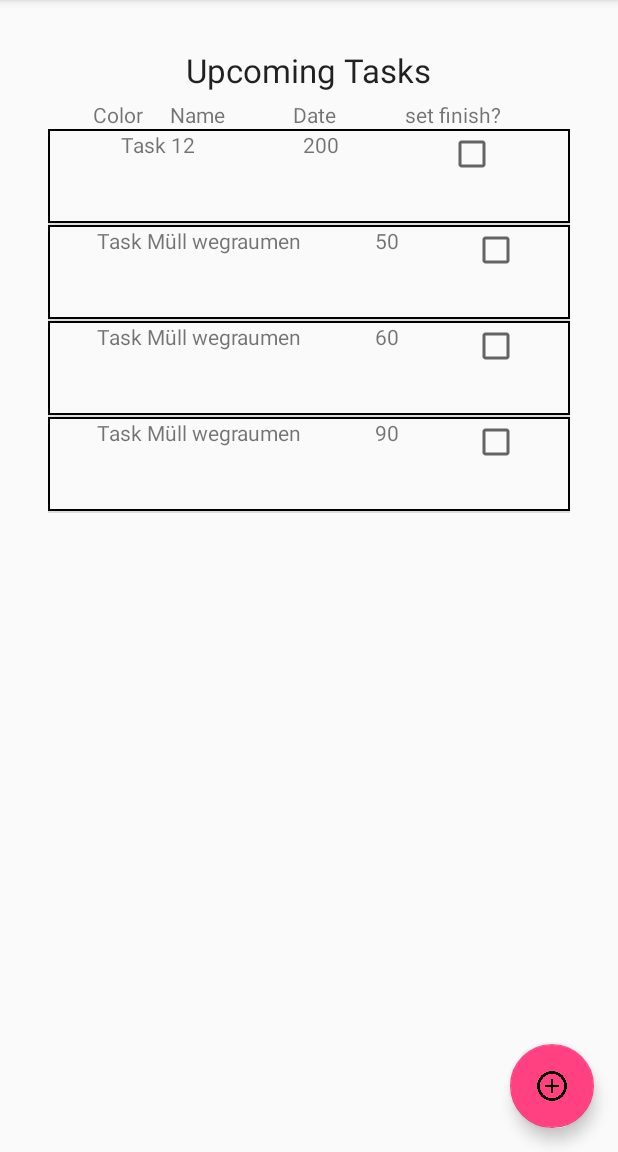
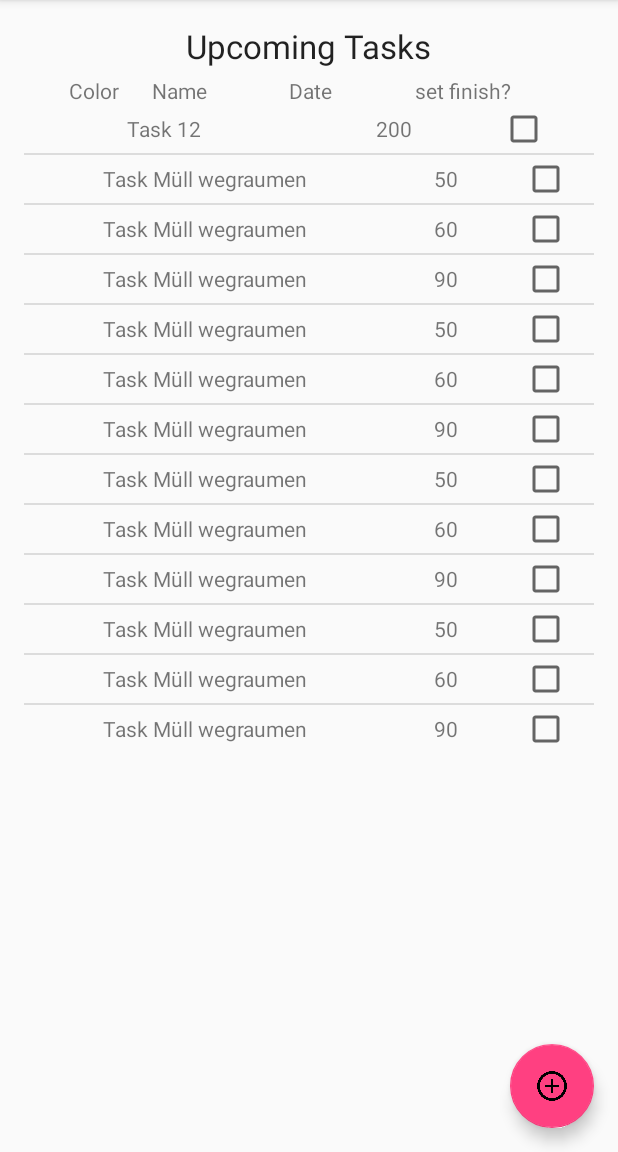
Before and after one commit to NudelSquad/NudelCalendar, an Android app: the screen it shows after launch (MainActivity), in the side drawer, after a tap on "Task Board", on a phone screen of 412 x 824 dp, the part 84-1236 px from its top. Run offline under Robolectric (Android 15) with nearby library versions, the phone set to English and light mode, and no system bars; 5 statements that could not run were skipped.

Commit message:
[BW;CW]click listener added and item row changed

```diff
--- a/app/src/main/java/nudelsquad/nudelcalendar/TaskBoard.java
+++ b/app/src/main/java/nudelsquad/nudelcalendar/TaskBoard.java
@@ -1,57 +1,90 @@
 package nudelsquad.nudelcalendar;
 
 
+import android.content.Context;
+import android.content.Intent;
 import android.graphics.Color;
 import android.os.Bundle;
 import android.support.annotation.Nullable;
+import android.util.Log;
 import android.view.LayoutInflater;
 import android.view.View;
 import android.view.ViewGroup;
+import android.widget.AdapterView;
 import android.widget.ArrayAdapter;
 import android.widget.ListView;
 import android.widget.TextView;
 import android.support.v4.app.Fragment;
+import android.widget.Toast;
 
 import java.util.ArrayList;
 import java.util.List;
+import java.util.zip.Inflater;
 
 /**
  * Created by waser2 on 27.04.2016.
  */
-public class TaskBoard extends Fragment{
-ListView taskboardview;
+public class TaskBoard extends Fragment {
+    ListView taskboardview;
 
 
     @Nullable
     @Override
-    public View onCreateView(LayoutInflater inflater, ViewGroup container, Bundle savedInstanceState) {
+    public View onCreateView(final LayoutInflater inflater, ViewGroup container, Bundle savedInstanceState) {
 
 
-        View rootView = inflater.inflate(R.layout.activity_taskboard,container,false);
+        View rootView = inflater.inflate(R.layout.activity_taskboard, container, false);
         Bundle args = getArguments();
-        taskboardview = (ListView)rootView.findViewById(R.id.taskboard_list);
+        taskboardview = (ListView) rootView.findViewById(R.id.taskboard_list);
         List<Task> tasklist = new ArrayList<Task>();
         tasklist.add(new Task("Task 12", 200, "ho"));
-        tasklist.add(new Task("Task Müll wegraumen",50, "Notes bitte nicht vergessen..."));
-        tasklist.add(new Task("Task Müll wegraumen",60, "Notes bitte nicht vergessen..."));
-        tasklist.add(new Task("Task Müll wegraumen",90, "NoteBLABLABLBABALBALBALBen..."));
+        tasklist.add(new Task("Task Müll wegraumen", 50, "Notes bitte nicht vergessen..."));
+        tasklist.add(new Task("Task Müll wegraumen", 60, "Notes bitte nicht vergessen..."));
+        tasklist.add(new Task("Task Müll wegraumen", 90, "NoteBLABLABLBABALBALBALBen..."));
+        tasklist.add(new Task("Task Müll wegraumen", 50, "Notes bitte nicht vergessen..."));
+        tasklist.add(new Task("Task Müll wegraumen", 60, "Notes bitte nicht vergessen..."));
+        tasklist.add(new Task("Task Müll wegraumen", 90, "NoteBLABLABLBABALBALBALBen..."));
+        tasklist.add(new Task("Task Müll wegraumen", 50, "Notes bitte nicht vergessen..."));
+        tasklist.add(new Task("Task Müll wegraumen", 60, "Notes bitte nicht vergessen..."));
+        tasklist.add(new Task("Task Müll wegraumen", 90, "NoteBLABLABLBABALBALBALBen..."));
+        tasklist.add(new Task("Task Müll wegraumen", 50, "Notes bitte nicht vergessen..."));
+        tasklist.add(new Task("Task Müll wegraumen", 60, "Notes bitte nicht vergessen..."));
+        tasklist.add(new Task("Task Müll wegraumen", 90, "NoteBLABLABLBABALBALBALBen..."));
 
-      //  String[] test = new String[]{"23","44","55"};
+        //  String[] test = new String[]{"23","44","55"};
 
 
         TaskBoardAdapter adapter = new TaskBoardAdapter(rootView.getContext(), tasklist);
 
-        ListView listView = (ListView) rootView.findViewById(R.id.taskboard_list);
+        final ListView listView = (ListView) rootView.findViewById(R.id.taskboard_list);
         listView.setAdapter(adapter);
 
-        TextView txTaskHeader = (TextView)rootView.findViewById(R.id.txTasks);
 
+        listView.setOnItemLongClickListener(new AdapterView.OnItemLongClickListener() {
+            @Override
+            public boolean onItemLongClick(AdapterView<?> parent, View view, int position, long id) {
+                Object item = listView.getAdapter().getItem(position);
+                TextView description = (TextView) view.findViewById(R.id.txt_descpriton);
 
+                int visibility = description.getVisibility();
+                if (visibility == View.GONE)
+                    description.setVisibility(View.VISIBLE);
+                else
+                    description.setVisibility(View.GONE);
+
+                return true;
+            }
+        });
+
+        listView.setOnItemClickListener(new AdapterView.OnItemClickListener() {
+            @Override
+            public void onItemClick(AdapterView<?> parent, View view, int position, long id) {
+                Toast.makeText(getContext(), "Link click", Toast.LENGTH_LONG).show();
+            }
+        });
 
         return rootView;
 
 
-
-
     }
 }
--- a/app/src/main/res/layout/activity_taskboard.xml
+++ b/app/src/main/res/layout/activity_taskboard.xml
@@ -3,10 +3,6 @@
     xmlns:tools="http://schemas.android.com/tools"
     android:layout_width="match_parent"
     android:layout_height="match_parent"
-    android:paddingBottom="@dimen/activity_vertical_margin"
-    android:paddingLeft="@dimen/activity_horizontal_margin"
-    android:paddingRight="@dimen/activity_horizontal_margin"
-    android:paddingTop="@dimen/activity_vertical_margin"
     tools:context="nudelsquad.nudelcalendar.DayList">
 
     <LinearLayout
@@ -60,11 +56,8 @@
 
         <ListView
             android:layout_width="match_parent"
-            android:layout_height="match_parent"
-            android:id="@+id/taskboard_list"
-            android:layout_alignParentTop="true"
-            android:layout_alignParentLeft="true"
-            android:layout_alignParentStart="true" />
+            android:layout_height="wrap_content"
+            android:id="@+id/taskboard_list"/>
     </LinearLayout>
 
 </RelativeLayout>
--- a/app/src/main/res/layout/task_item.xml
+++ b/app/src/main/res/layout/task_item.xml
@@ -2,66 +2,61 @@
 <LinearLayout xmlns:android="http://schemas.android.com/apk/res/android"
     android:layout_width="match_parent"
     android:layout_height="match_parent"
+    android:descendantFocusability="blocksDescendants"
     android:orientation="vertical"
-    android:background="@drawable/itemborder"
-    android:layout_marginBottom="5dp"
-    >
+    android:paddingLeft="10dp"
+    android:paddingRight="10dp">
 
-    <TableRow
+    <LinearLayout xmlns:android="http://schemas.android.com/apk/res/android"
         android:layout_width="match_parent"
-        android:layout_height="wrap_content"
-        android:layout_gravity="top"
-        android:weightSum="1"
-        android:baselineAligned="false">
-
-        <GridLayout
-            android:layout_width="wrap_content"
-            android:layout_height="match_parent"
-            android:layout_weight="0.20"
-            android:id="@+id/grid_taskcolor"></GridLayout>
+        android:layout_height="0dp"
+        android:descendantFocusability="blocksDescendants"
+        android:orientation="horizontal"
+        android:layout_weight="1">
 
         <TextView
-            android:layout_width="wrap_content"
+            android:id="@+id/txt_taskname"
             android:layout_height="match_parent"
+            android:gravity="center"
+            android:layout_gravity="center_vertical"
             android:text="Name of Task:"
-            android:id="@+id/txt_taskname"
-            android:layout_weight="0.30" />
+            android:layout_weight="0.45"
+            android:layout_width="wrap_content" />
 
         <TextView
+            android:id="@+id/txt_duedate"
+            android:layout_height="match_parent"
+            android:gravity="center"
+            android:layout_gravity="center_horizontal"
             android:inputType="date"
-            android:layout_width="wrap_content"
-            android:layout_height="match_parent"
             android:text="Date"
-            android:id="@+id/txt_duedate"
-            android:layout_weight="0.30"
-            />
+            android:layout_weight="0.45"
+            android:layout_width="wrap_content" />
 
         <CheckBox
 
-            android:layout_width="wrap_content"
+            android:id="@+id/check_task"
+            android:layout_width="0dp"
             android:layout_height="wrap_content"
-            android:id="@+id/check_task"
             android:checked="false"
             android:enabled="true"
-            android:height="20dp"
-            android:visibility="visible"
-            android:layout_weight="0.20"
-            android:gravity="center" />
+            android:gravity="end"
+            android:layout_weight="0.2"
+            android:layout_gravity="center_vertical" />
 
-    </TableRow>
+    </LinearLayout>
+
+
+    <TextView
+        android:id="@+id/txt_descpriton"
+        android:layout_width="match_parent"
+        android:layout_height="0dp"
+        android:layout_gravity="center_vertical"
+        android:text="alkdlkaöfsdkfdalsjkladfskjlfd"
+        android:textAppearance="?android:attr/textAppearanceLarge"
+        android:visibility="gone"
+        android:layout_weight="1" />
 
 
 
-    <TableRow
-        android:layout_width="match_parent"
-        android:layout_height="wrap_content">
-
-        <TextView
-            android:layout_width="match_parent"
-            android:layout_height="wrap_content"
-            android:textAppearance="?android:attr/textAppearanceLarge"
-            android:id="@+id/textView"
-            android:visibility="visible" />
-    </TableRow>
-
 </LinearLayout>
```
